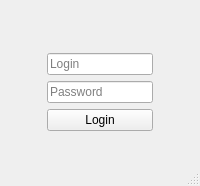
shadowk1337/test_connection, file src/testconnectionmainwindow.ui: the form before one commit.
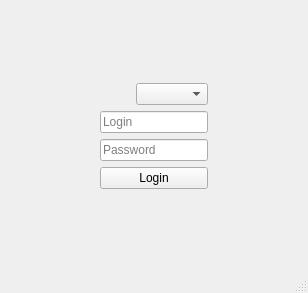
The form after the commit.

```diff
--- a/src/testconnectionmainwindow.ui
+++ b/src/testconnectionmainwindow.ui
@@ -9,8 +9,8 @@
    <rect>
     <x>0</x>
     <y>0</y>
-    <width>200</width>
-    <height>186</height>
+    <width>308</width>
+    <height>293</height>
    </rect>
   </property>
   <property name="sizePolicy">
@@ -54,7 +54,14 @@
     </item>
     <item row="1" column="1">
      <layout class="QGridLayout" name="gridLayout_2">
-      <item row="1" column="0">
+      <item row="4" column="0">
+       <widget class="QPushButton" name="pushButton">
+        <property name="text">
+         <string>Login</string>
+        </property>
+       </widget>
+      </item>
+      <item row="2" column="0">
        <widget class="QLineEdit" name="lineEdit_login">
         <property name="statusTip">
          <string>Enter Login</string>
@@ -64,7 +71,7 @@
         </property>
        </widget>
       </item>
-      <item row="2" column="0">
+      <item row="3" column="0">
        <widget class="QLineEdit" name="lineEdit_password">
         <property name="statusTip">
          <string>Enter Password</string>
@@ -77,14 +84,9 @@
         </property>
        </widget>
       </item>
-      <item row="3" column="0">
-       <widget class="QPushButton" name="pushButton">
-        <property name="text">
-         <string>Login</string>
-        </property>
-       </widget>
-      </item>
-      <item row="0" column="0">
+      <item row="1" column="0">
+       <layout class="QHBoxLayout" name="horizontalLayout_4">
+        <item>
        <widget class="QLabel" name="label">
         <property name="frameShadow">
          <enum>QFrame::Plain</enum>
@@ -92,11 +94,19 @@
         <property name="text">
          <string/>
         </property>
+          <property name="alignment">
+           <set>Qt::AlignRight|Qt::AlignTrailing|Qt::AlignVCenter</set>
+          </property>
         <property name="openExternalLinks">
          <bool>true</bool>
         </property>
        </widget>
       </item>
+        <item>
+         <widget class="QComboBox" name="comboBox"/>
+        </item>
+       </layout>
+      </item>
      </layout>
     </item>
     <item row="1" column="2">
```
Left out of the diff: 2 changed lines with no effect on the pictures. Lines whose indentation alone changed are shown as unchanged.
